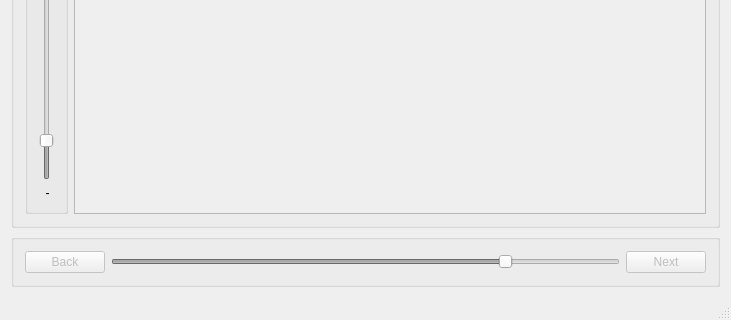
Old version of the form final/mainwindow.ui in the repository mixie/qt; both pictures show x 0 to 731 and y 168 to 488 of the 731 by 488 pixel window.
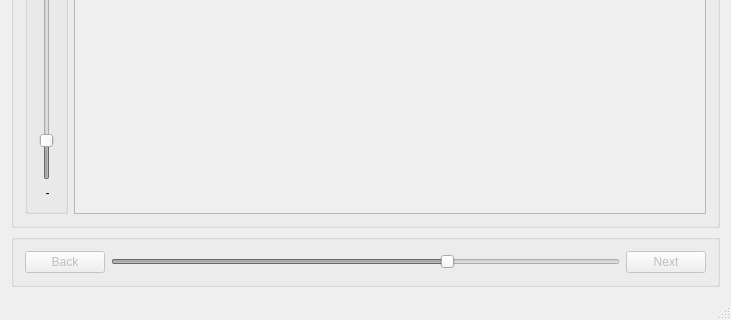
New version of the form.

What changed in the file:
```diff
--- a/final/mainwindow.ui
+++ b/final/mainwindow.ui
@@ -132,7 +132,7 @@
           <number>20</number>
          </property>
          <property name="value">
-          <number>200</number>
+          <number>170</number>
          </property>
          <property name="orientation">
           <enum>Qt::Horizontal</enum>
```
